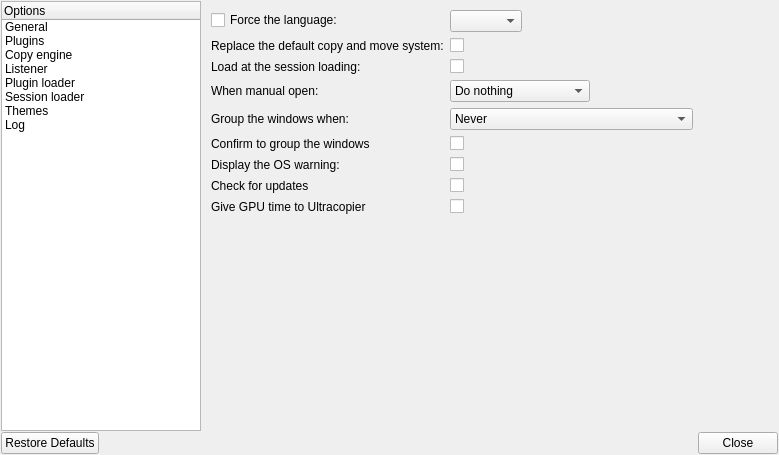
Old version of the form OptionDialog.ui in the repository alphaonex86/Ultracopier.
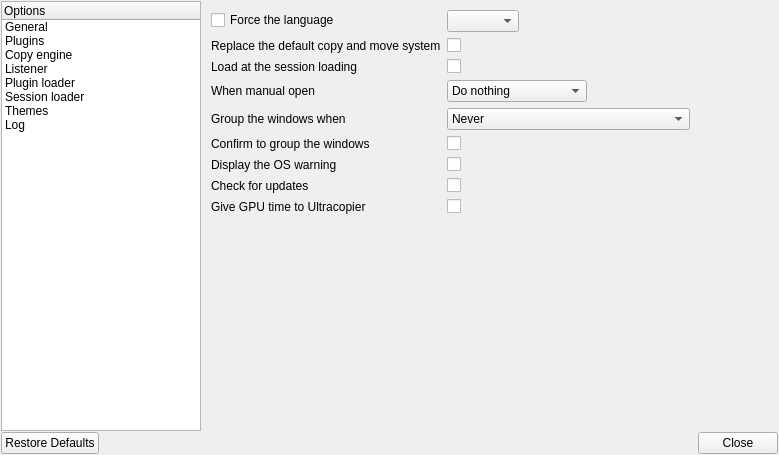
New version of the form. Icons and pictures are not drawn.

Commit message: Improve the options text and ask if wish use the same destination as the current to not ask the browse

```diff
--- a/OptionDialog.ui
+++ b/OptionDialog.ui
@@ -114,7 +114,7 @@
            <item row="0" column="0">
             <widget class="QCheckBox" name="Language_force">
              <property name="text">
-              <string>Force the language:</string>
+              <string>Force the language</string>
              </property>
             </widget>
            </item>
@@ -124,7 +124,7 @@
            <item row="1" column="0">
             <widget class="QLabel" name="labelCatchCopyDefault">
              <property name="text">
-              <string>Replace the default copy and move system:</string>
+              <string>Replace the default copy and move system</string>
              </property>
             </widget>
            </item>
@@ -138,7 +138,7 @@
            <item row="2" column="0">
             <widget class="QLabel" name="labelLoadAtSession">
              <property name="text">
-              <string>Load at the session loading:</string>
+              <string>Load at the session loading</string>
              </property>
             </widget>
            </item>
@@ -152,7 +152,7 @@
            <item row="3" column="0">
             <widget class="QLabel" name="label_8">
              <property name="text">
-              <string>When manual open:</string>
+              <string>When manual open</string>
              </property>
             </widget>
            </item>
@@ -178,7 +178,7 @@
            <item row="4" column="0">
             <widget class="QLabel" name="label_9">
              <property name="text">
-              <string>Group the windows when:</string>
+              <string>Group the windows when</string>
              </property>
             </widget>
            </item>
@@ -226,7 +226,7 @@
            <item row="6" column="0">
             <widget class="QLabel" name="label_11">
              <property name="text">
-              <string>Display the OS warning:</string>
+              <string>Display the OS warning</string>
              </property>
             </widget>
            </item>
```
Left out of the diff: 6 changed lines with no effect on the pictures. The commit also changes 7 other files.
